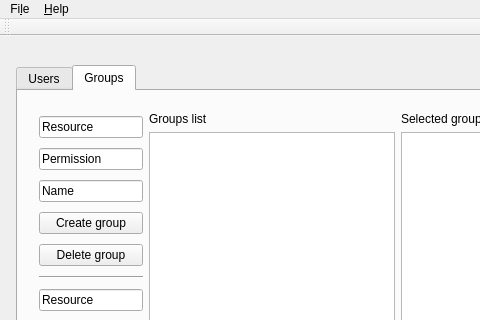
Above: MainWindow.ui from Credid/credid-client-qt before the change; both pictures show x 0 to 480 and y 0 to 320 of the 685 by 465 pixel window. Below: the same form after it.
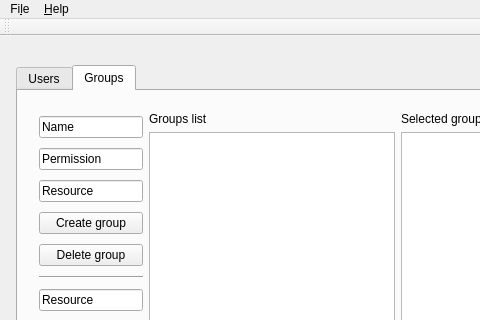
That is the form after the change.

Commit message: Add add group and remove group functions

```diff
--- a/MainWindow.ui
+++ b/MainWindow.ui
@@ -224,20 +224,6 @@
       <layout class="QHBoxLayout" name="layoutGroups">
        <item>
         <layout class="QVBoxLayout" name="verticalLayout_5">
-         <item>
-          <widget class="QLineEdit" name="newGroup_Resource">
-           <property name="text">
-            <string>Resource</string>
-           </property>
-          </widget>
-         </item>
-         <item>
-          <widget class="QLineEdit" name="newGroup_Permission">
-           <property name="text">
-            <string>Permission</string>
-           </property>
-          </widget>
-         </item>
          <item>
           <widget class="QLineEdit" name="newGroup_Name">
            <property name="text">
@@ -245,6 +231,20 @@
            </property>
           </widget>
          </item>
+         <item>
+          <widget class="QLineEdit" name="newGroup_Permission">
+           <property name="text">
+            <string>Permission</string>
+           </property>
+          </widget>
+         </item>
+         <item>
+          <widget class="QLineEdit" name="newGroup_Resource">
+           <property name="text">
+            <string>Resource</string>
+           </property>
+          </widget>
+         </item>
          <item>
           <widget class="QPushButton" name="newGroup">
            <property name="text">
```
The commit also changes 1 other file.
